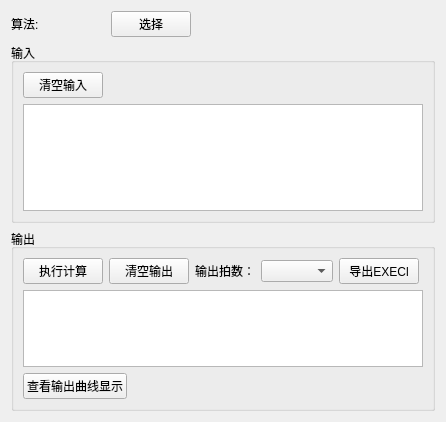
First picture: the form in operstionWidget.ui, repository jiaqingguo/FMU_QT, before the edit.
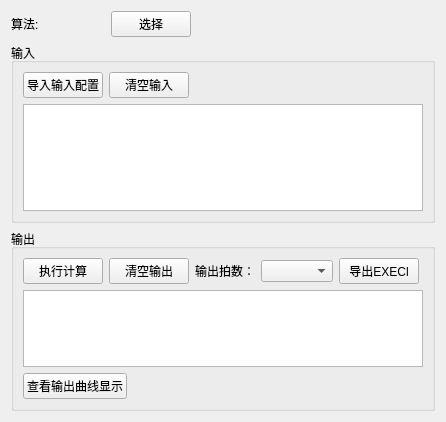
Second picture: the form after the edit.

Patch:
```diff
--- a/operstionWidget.ui
+++ b/operstionWidget.ui
@@ -78,6 +78,13 @@
      <layout class="QVBoxLayout" name="verticalLayout_3">
       <item>
        <layout class="QHBoxLayout" name="horizontalLayout_2">
+        <item>
+         <widget class="QPushButton" name="btn_import">
+          <property name="text">
+           <string>导入输入配置</string>
+          </property>
+         </widget>
+        </item>
         <item>
          <widget class="QPushButton" name="btn_clear_input">
           <property name="text">
```
